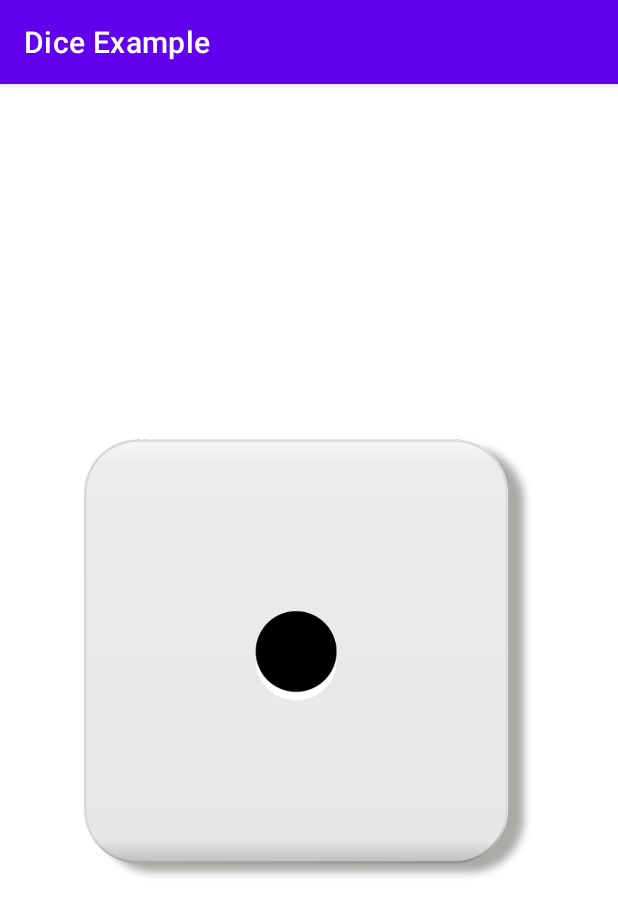
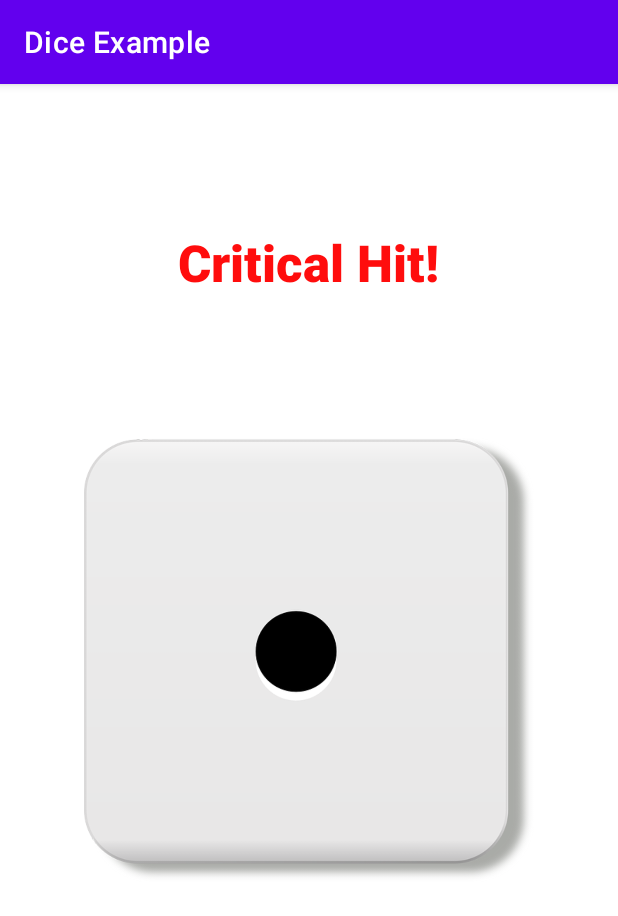
Before and after one commit to mmiller2001/D6_Project_MM, an Android app: the screen it shows after launch (MainActivity), on a phone screen of 412 x 824 dp. Shown: the top 916 px of the screen. Run offline under Robolectric (Android 15) with nearby library versions, the phone set to English and light mode, and no system bars.

Commit message:
Visibility on TextView for "Critical Hit" on 1 and 20

```diff
--- a/app/src/main/res/layout/activity_main.xml
+++ b/app/src/main/res/layout/activity_main.xml
@@ -16,4 +16,23 @@
         app:layout_constraintStart_toStartOf="parent"
         app:layout_constraintTop_toTopOf="parent" />
 
+    <TextView
+        android:id="@+id/critical_hit"
+        android:layout_width="232dp"
+        android:layout_height="54dp"
+        android:layout_marginTop="96dp"
+        android:fontFamily="sans-serif-black"
+        android:text="Critical Hit!"
+        android:textAlignment="center"
+        android:textAppearance="@style/TextAppearance.AppCompat.Body1"
+        android:textColor="#FF0D0D"
+        android:textSize="34sp"
+        android:visibility="visible"
+        app:layout_constraintBottom_toTopOf="@+id/image_view_dice"
+        app:layout_constraintEnd_toEndOf="parent"
+        app:layout_constraintHorizontal_bias="0.498"
+        app:layout_constraintStart_toStartOf="parent"
+        app:layout_constraintTop_toTopOf="parent"
+        app:layout_constraintVertical_bias="0.0" />
+
 </androidx.constraintlayout.widget.ConstraintLayout>
```
Also changed, not shown: app/src/main/java/com/example/diceexample/MainActivity.java (+23 -0 lines).
